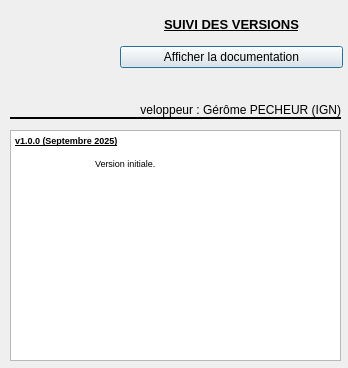
IGNF/assistant-hydro-national-qgis-plugin, file aproposde.ui: the form before one commit.
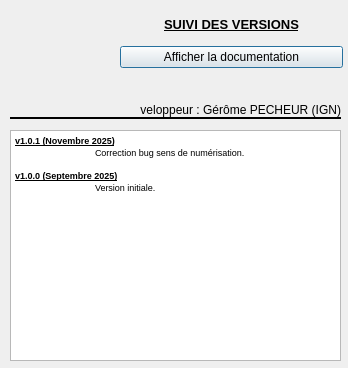
The form after the commit. Icons and pictures are not drawn.

What changed in the file:
```diff
--- a/aproposde.ui
+++ b/aproposde.ui
@@ -137,8 +137,10 @@
 &lt;html&gt;&lt;head&gt;&lt;meta name=&quot;qrichtext&quot; content=&quot;1&quot; /&gt;&lt;style type=&quot;text/css&quot;&gt;
 p, li { white-space: pre-wrap; }
 &lt;/style&gt;&lt;/head&gt;&lt;body style=&quot; font-family:'MS Shell Dlg 2'; font-size:7.8pt; font-weight:400; font-style:normal;&quot;&gt;
+&lt;p style=&quot; margin-top:0px; margin-bottom:0px; margin-left:0px; margin-right:0px; -qt-block-indent:0; text-indent:0px;&quot;&gt;&lt;span style=&quot; font-size:7pt; font-weight:600; text-decoration: underline;&quot;&gt;v1.0.1 (Novembre 2025)&lt;/span&gt;&lt;/p&gt;
+&lt;p style=&quot; margin-top:0px; margin-bottom:0px; margin-left:0px; margin-right:0px; -qt-block-indent:0; text-indent:0px;&quot;&gt;	&lt;span style=&quot; font-size:7pt;&quot;&gt;Correction bug sens de numérisation.&lt;/span&gt;&lt;/p&gt;
+&lt;p style=&quot;-qt-paragraph-type:empty; margin-top:0px; margin-bottom:0px; margin-left:0px; margin-right:0px; -qt-block-indent:0; text-indent:0px; font-size:7pt;&quot;&gt;&lt;br /&gt;&lt;/p&gt;
 &lt;p style=&quot; margin-top:0px; margin-bottom:0px; margin-left:0px; margin-right:0px; -qt-block-indent:0; text-indent:0px;&quot;&gt;&lt;span style=&quot; font-size:7pt; font-weight:600; text-decoration: underline;&quot;&gt;v1.0.0 (Septembre 2025)&lt;/span&gt;&lt;/p&gt;
-&lt;p style=&quot;-qt-paragraph-type:empty; margin-top:0px; margin-bottom:0px; margin-left:0px; margin-right:0px; -qt-block-indent:0; text-indent:0px; font-size:7pt; font-weight:600; text-decoration: underline;&quot;&gt;&lt;br /&gt;&lt;/p&gt;
 &lt;p style=&quot; margin-top:0px; margin-bottom:0px; margin-left:0px; margin-right:0px; -qt-block-indent:0; text-indent:0px;&quot;&gt;	&lt;span style=&quot; font-size:7pt;&quot;&gt;Version initiale.&lt;/span&gt;&lt;/p&gt;&lt;/body&gt;&lt;/html&gt;</string>
    </property>
   </widget>
```
